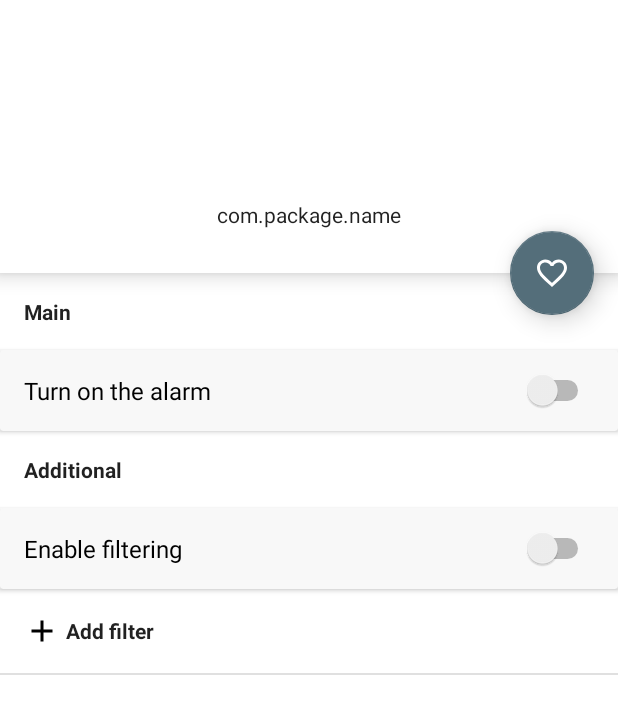
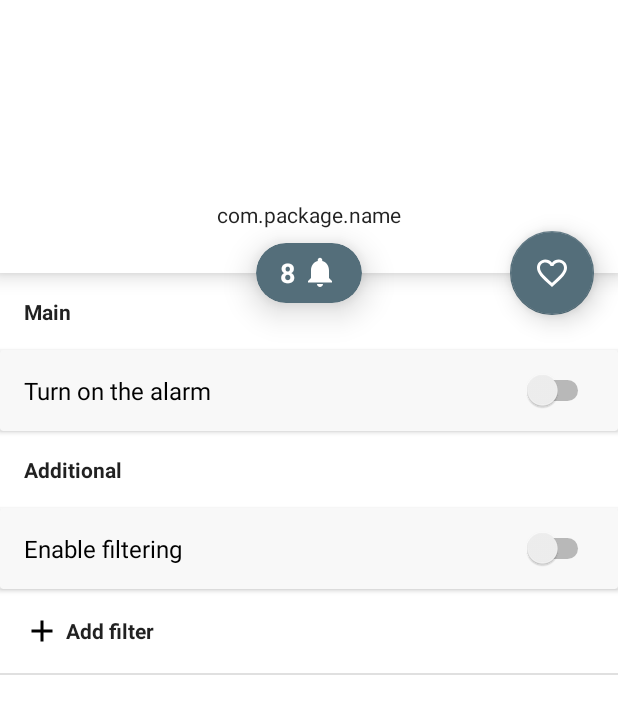
Before and after one commit to booleanull/PushAlerts, an Android app: the layout fragment_home_details.xml on its own in the app's theme, with its tools: preview values and no code run, on a phone screen of 412 x 824 dp. Shown: the top 714 px of the screen. Run offline under Robolectric (Android 15) with nearby library versions, the phone set to English and light mode, and no system bars.

Commit message:
Notification count

```diff
--- a/app/build.gradle
+++ b/app/build.gradle
@@ -7,8 +7,8 @@ apply plugin: 'com.google.firebase.crashlytics'
 
 android {
     signingConfigs {
-        developer {
-            storeFile file('/Users/vitaly/Untitled')
+        release {
+            storeFile file('/Users/vitaly/Downloads/key_store')
             storePassword '350500'
             keyAlias 'key0'
             keyPassword '350500'
@@ -24,7 +24,7 @@ android {
         versionCode rootProject.ext.versionCode
         versionName rootProject.ext.versionName
         testInstrumentationRunner "androidx.test.runner.AndroidJUnitRunner"
-        signingConfig signingConfigs.developer
+        signingConfig signingConfigs.release
     }
 
     buildTypes {
--- a/app/src/main/java/org/booleanull/pushalerts/KoinApp.kt
+++ b/app/src/main/java/org/booleanull/pushalerts/KoinApp.kt
@@ -11,6 +11,7 @@ import org.booleanull.core_ui.base.Router
 import org.booleanull.core_ui.handler.NavigationDeepLinkHandler
 import org.booleanull.database.ApplicationDatabase
 import org.booleanull.database.Migrations.MIGRATION_1_2
+import org.booleanull.database.Migrations.MIGRATION_2_3
 import org.booleanull.repositories.AlarmRepositoryImpl
 import org.booleanull.repositories.ApplicationRepositoryImpl
 import org.koin.android.ext.koin.androidContext
@@ -26,7 +27,7 @@ val appModule = module {
     single {
         Room
             .databaseBuilder(get(), ApplicationDatabase::class.java, BuildConfig.DATABASE_FILE_NAME)
-            .addMigrations(MIGRATION_1_2)
+            .addMigrations(MIGRATION_1_2, MIGRATION_2_3)
             .build()
     }
 
--- a/app/src/main/java/org/booleanull/pushalerts/NotificationListenerService.kt
+++ b/app/src/main/java/org/booleanull/pushalerts/NotificationListenerService.kt
@@ -8,6 +8,7 @@ import kotlinx.coroutines.CoroutineScope
 import kotlinx.coroutines.SupervisorJob
 import org.booleanull.core.facade.SettingsFacade
 import org.booleanull.core_ui.handler.NavigationDeepLinkHandler
+import org.booleanull.feature_home.interactor.IncrementCountAlarmUseCase
 import org.booleanull.feature_home.interactor.SearchAlarmUseCase
 import org.koin.android.ext.android.inject
 
@@ -15,6 +16,7 @@ import org.koin.android.ext.android.inject
 class NotificationListenerService : NotificationListenerService() {
 
     private val searchAlarmUseCase: SearchAlarmUseCase by inject()
+    private val incrementCountAlarmUseCase: IncrementCountAlarmUseCase by inject()
     private val settingsFacade: SettingsFacade by inject()
 
     private val supervisorJob = SupervisorJob()
@@ -25,6 +27,7 @@ class NotificationListenerService : NotificationListenerService() {
 
     init {
         searchAlarmUseCase.join(job)
+        incrementCountAlarmUseCase.join(job)
     }
 
     override fun onNotificationPosted(sbn: StatusBarNotification?, rankingMap: RankingMap?) {
@@ -58,6 +61,7 @@ class NotificationListenerService : NotificationListenerService() {
 
     private fun onPushIntercepted(sbn: StatusBarNotification, rankingMap: RankingMap?) {
         if (!blockAlarm) {
+            incrementCountAlarmUseCase.invoke(IncrementCountAlarmUseCase.Params(sbn.packageName))
             blockAlarm = true
             val intent = Intent(this, MainActivity::class.java)
             intent.flags = Intent.FLAG_ACTIVITY_NEW_TASK
--- a/build.gradle
+++ b/build.gradle
@@ -5,7 +5,7 @@ buildscript {
         jcenter()
     }
     dependencies {
-        classpath 'com.android.tools.build:gradle:4.0.1'
+        classpath 'com.android.tools.build:gradle:4.2.1'
         classpath "org.jetbrains.kotlin:kotlin-gradle-plugin:$kotlin_version"
         classpath 'com.google.gms:google-services:4.3.3'
         classpath 'com.google.firebase:firebase-crashlytics-gradle:2.1.1'
@@ -23,7 +23,7 @@ ext {
     compileSdkVersion = 29
     targetSdkVersion = 29
     minSdkVersion = 21
-    buildToolsVersion = "30.0.1"
+    buildToolsVersion = "30.0.2"
     versionCode = 5
     versionName = "1.2"
 }
--- a/core/src/main/java/org/booleanull/core/entity/Alarm.kt
+++ b/core/src/main/java/org/booleanull/core/entity/Alarm.kt
@@ -11,5 +11,6 @@ data class Alarm(
     val packageName: String,
     val hasAlarm: Boolean,
     val hasFilter: Boolean,
-    val isFavorite: Boolean = false
+    val isFavorite: Boolean = false,
+    val count: Int = 0
 )
--- a/core/src/main/java/org/booleanull/core/repository/AlarmRepository.kt
+++ b/core/src/main/java/org/booleanull/core/repository/AlarmRepository.kt
@@ -10,6 +10,8 @@ interface AlarmRepository {
 
     suspend fun searchAlarm(packageName: String): Task<Exception, AlarmWithFilter>
 
+    suspend fun incrementCountAlarm(packageName: String)
+
     suspend fun insertAlarm(alarmWithFilter: AlarmWithFilter)
 
     suspend fun insertFilter(filter: Filter)
--- a/database/src/main/java/org/booleanull/database/ApplicationDatabase.kt
+++ b/database/src/main/java/org/booleanull/database/ApplicationDatabase.kt
@@ -6,7 +6,7 @@ import org.booleanull.core.entity.Alarm
 import org.booleanull.core.entity.Filter
 import org.booleanull.database.dao.AlarmDao
 
-@Database(entities = [Alarm::class, Filter::class], version = 2)
+@Database(entities = [Alarm::class, Filter::class], version = 3)
 abstract class ApplicationDatabase : RoomDatabase() {
     abstract fun alarmDao(): AlarmDao
 }
--- a/database/src/main/java/org/booleanull/database/Migrations.kt
+++ b/database/src/main/java/org/booleanull/database/Migrations.kt
@@ -11,4 +11,10 @@ object Migrations {
             database.execSQL("ALTER TABLE alarm ADD COLUMN isFavorite INTEGER DEFAULT 0 NOT NULL")
         }
     }
+
+    val MIGRATION_2_3: Migration = object : Migration(2, 3) {
+        override fun migrate(database: SupportSQLiteDatabase) {
+            database.execSQL("ALTER TABLE alarm ADD COLUMN count INTEGER DEFAULT 0 NOT NULL")
+        }
+    }
 }
--- a/feature-home-ui/src/main/java/org/booleanull/feature_home_ui/KoinHome.kt
+++ b/feature-home-ui/src/main/java/org/booleanull/feature_home_ui/KoinHome.kt
@@ -13,6 +13,7 @@ val homeModule = module {
     factory { GetApplicationListUseCase(get()) }
     factory { SearchApplicationListUseCase(get()) }
     factory { SearchAlarmUseCase(get()) }
+    factory { IncrementCountAlarmUseCase(get()) }
     factory { InsertAlarmUseCase(get()) }
     factory { InsertFilterUseCase(get()) }
     factory { RemoveFilterUseCase(get()) }
--- a/feature-home-ui/src/main/res/drawable/ic_notifications.xml
+++ b/feature-home-ui/src/main/res/drawable/ic_notifications.xml
@@ -1,7 +1,7 @@
 <vector xmlns:android="http://schemas.android.com/apk/res/android"
     android:width="24dp"
     android:height="24dp"
-    android:tint="?attr/colorControlNormal"
+    android:tint="?attr/colorBackground"
     android:viewportWidth="24"
     android:viewportHeight="24">
   <path
--- a/feature-home-ui/src/main/res/layout/fragment_home_details.xml
+++ b/feature-home-ui/src/main/res/layout/fragment_home_details.xml
@@ -200,11 +200,44 @@
         android:layout_marginTop="@dimen/default_margin"
         android:layout_marginEnd="@dimen/default_margin"
         android:src="@drawable/ic_favorite_disabled"
+        app:backgroundTint="?attr/colorAccent"
+        app:behavior_autoHide="false"
         app:elevation="10dp"
-        app:backgroundTint="?attr/colorAccent"
+        app:layout_behavior="com.google.android.material.floatingactionbutton.FloatingActionButton$Behavior"
         app:layout_anchor="@id/appbar"
         app:layout_anchorGravity="bottom|end"
         app:tint="?attr/colorBackground"
         tools:visibility="visible" />
 
+    <androidx.cardview.widget.CardView
+        android:id="@+id/countCardView"
+        android:layout_width="wrap_content"
+        android:layout_height="40dp"
+        android:layout_marginStart="@dimen/default_margin"
+        android:layout_marginTop="@dimen/small_margin"
+        android:layout_marginEnd="@dimen/default_margin"
+        android:layout_marginBottom="@dimen/small_margin"
+        android:translationZ="6dp"
+        app:cardBackgroundColor="@color/colorBlueGray"
+        app:cardCornerRadius="56dp"
+        app:cardElevation="8dp"
+        app:layout_anchor="@id/appbar"
+        app:layout_anchorGravity="bottom|center">
+
+        <TextView
+            android:id="@+id/countTextView"
+            style="@style/AppTheme.Text.Title.H3"
+            android:layout_width="wrap_content"
+            android:layout_height="wrap_content"
+            android:layout_gravity="center"
+            android:drawableEnd="@drawable/ic_notifications"
+            android:drawablePadding="@dimen/very_small_margin"
+            android:gravity="center"
+            android:paddingStart="@dimen/default_margin"
+            android:paddingEnd="@dimen/default_margin"
+            android:text="8"
+            android:textColor="?attr/colorBackground" />
+
+    </androidx.cardview.widget.CardView>
+
 </androidx.coordinatorlayout.widget.CoordinatorLayout>
--- a/repositories/src/main/java/com/booleanull/repositories/AlarmRepositoryImpl.kt
+++ b/repositories/src/main/java/com/booleanull/repositories/AlarmRepositoryImpl.kt
@@ -23,6 +23,11 @@ class AlarmRepositoryImpl(private val applicationDatabase: ApplicationDatabase)
         }
     }
 
+    override suspend fun incrementCountAlarm(packageName: String) {
+        val alarm = applicationDatabase.alarmDao().search(packageName)?.alarm ?: return
+        applicationDatabase.alarmDao().insert(alarm.copy(count = alarm.count + 1))
+    }
+
     override suspend fun insertAlarm(alarmWithFilter: AlarmWithFilter) {
         applicationDatabase.alarmDao().insert(alarmWithFilter)
     }
```
Also changed, not shown: feature-home-ui/src/main/java/org/booleanull/feature_home_ui/fragment/HomeDetailsFragment.kt (+11 -0 lines), feature-home/src/main/java/org/booleanull/feature_home/interactor/IncrementCountAlarmUseCase.kt (added, +17 -0 lines), gradle/wrapper/gradle-wrapper.properties.
